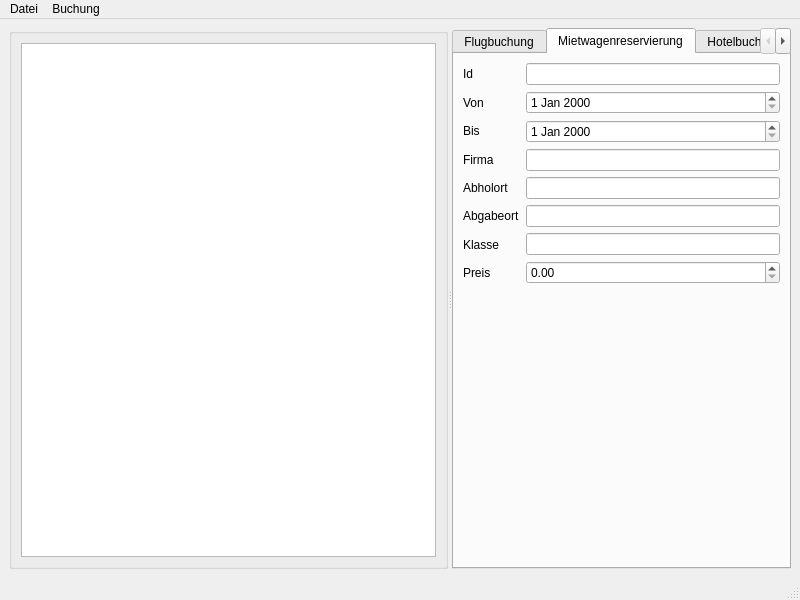
The window that mainwindow.ui (WladlenM/Reisebuero_Projekt) describes before a commit, drawn with Qt 5.
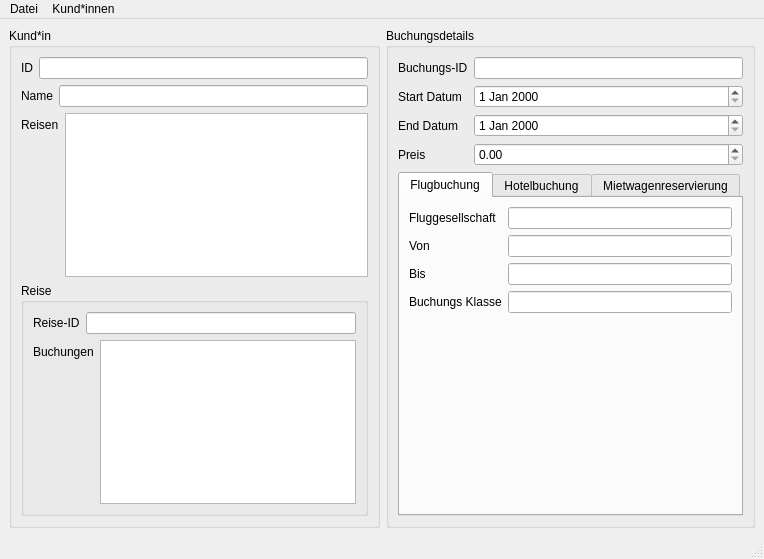
The same window after the commit. The open tabs and pages were chosen to show the change.

```diff
--- a/mainwindow.ui
+++ b/mainwindow.ui
@@ -6,239 +6,253 @@
    <rect>
     <x>0</x>
     <y>0</y>
-    <width>800</width>
-    <height>600</height>
+    <width>764</width>
+    <height>559</height>
    </rect>
   </property>
   <property name="windowTitle">
    <string>MainWindow</string>
   </property>
   <widget class="QWidget" name="centralwidget">
-   <layout class="QVBoxLayout" name="verticalLayout_8">
+   <layout class="QHBoxLayout" name="horizontalLayout_5">
     <item>
-     <widget class="QSplitter" name="splitter">
-      <property name="orientation">
-       <enum>Qt::Horizontal</enum>
-      </property>
-      <widget class="QGroupBox" name="groupBoxBuchungen">
+     <layout class="QHBoxLayout" name="horizontalLayout_4">
+      <item>
+       <widget class="QGroupBox" name="groupBoxKunde">
+        <property name="enabled">
+         <bool>true</bool>
+        </property>
        <property name="title">
-        <string/>
-       </property>
+         <string>Kund*in</string>
+        </property>
+        <layout class="QVBoxLayout" name="verticalLayout_7">
+         <item>
+          <layout class="QVBoxLayout" name="verticalLayout">
+           <item>
        <layout class="QHBoxLayout" name="horizontalLayout">
         <item>
-         <widget class="QListWidget" name="listWidget"/>
-        </item>
-       </layout>
-      </widget>
-      <widget class="QTabWidget" name="tabWidget">
-       <property name="currentIndex">
-        <number>0</number>
-       </property>
-       <widget class="QWidget" name="tabFlugbuchung">
-        <attribute name="title">
-         <string>Flugbuchung</string>
-        </attribute>
-        <layout class="QFormLayout" name="formLayout">
-         <item row="0" column="0" colspan="2">
-          <layout class="QHBoxLayout" name="horizontalLayout_2">
-           <item>
-            <layout class="QVBoxLayout" name="verticalLayout_4">
-             <item>
               <widget class="QLabel" name="label">
                <property name="text">
-                <string>Id</string>
+                <string>ID</string>
                </property>
               </widget>
              </item>
+             <item>
+              <widget class="QLineEdit" name="lineEditId">
+               <property name="readOnly">
+                <bool>true</bool>
+               </property>
+              </widget>
+             </item>
+            </layout>
+           </item>
+           <item>
+            <layout class="QHBoxLayout" name="horizontalLayout_2">
              <item>
               <widget class="QLabel" name="label_2">
                <property name="text">
-                <string>Abflugdatum</string>
+                <string>Name</string>
                </property>
               </widget>
              </item>
              <item>
+              <widget class="QLineEdit" name="lineEditName">
+               <property name="readOnly">
+                <bool>true</bool>
+               </property>
+              </widget>
+             </item>
+            </layout>
+           </item>
+           <item>
+            <layout class="QFormLayout" name="formLayout">
+             <item row="0" column="0">
               <widget class="QLabel" name="label_3">
                <property name="text">
-                <string>Ankuftsdatum</string>
+                <string>Reisen</string>
                </property>
               </widget>
              </item>
-             <item>
-              <widget class="QLabel" name="label_8">
-               <property name="text">
-                <string>Fluglinie</string>
+             <item row="0" column="1">
+              <widget class="QTableWidget" name="tableWidgetReisen">
+               <property name="sizePolicy">
+                <sizepolicy hsizetype="Expanding" vsizetype="Expanding">
+                 <horstretch>0</horstretch>
+                 <verstretch>0</verstretch>
+                </sizepolicy>
                </property>
+               <property name="frameShape">
+                <enum>QFrame::StyledPanel</enum>
+               </property>
+               <property name="frameShadow">
+                <enum>QFrame::Sunken</enum>
+               </property>
+               <property name="horizontalScrollMode">
+                <enum>QAbstractItemView::ScrollPerItem</enum>
+               </property>
+               <property name="gridStyle">
+                <enum>Qt::SolidLine</enum>
+               </property>
+               <attribute name="horizontalHeaderCascadingSectionResizes">
+                <bool>false</bool>
+               </attribute>
               </widget>
              </item>
+            </layout>
+           </item>
+          </layout>
+         </item>
              <item>
-              <widget class="QLabel" name="label_7">
-               <property name="text">
-                <string>Klasse</string>
-               </property>
-              </widget>
-             </item>
+          <widget class="QGroupBox" name="groupBoxReise">
+           <property name="title">
+            <string>Reise</string>
+           </property>
+           <layout class="QVBoxLayout" name="verticalLayout_6">
+            <item>
+             <layout class="QVBoxLayout" name="verticalLayout_2">
+              <item>
+               <layout class="QHBoxLayout" name="horizontalLayout_3">
              <item>
               <widget class="QLabel" name="label_4">
                <property name="text">
-                <string>Von</string>
+                   <string>Reise-ID</string>
                </property>
               </widget>
              </item>
              <item>
+                 <widget class="QLineEdit" name="lineEditReiseID">
+                  <property name="readOnly">
+                   <bool>true</bool>
+                  </property>
+                 </widget>
+                </item>
+               </layout>
+              </item>
+              <item>
+               <layout class="QFormLayout" name="formLayout_2">
+                <item row="0" column="0">
               <widget class="QLabel" name="label_5">
                <property name="text">
-                <string>Nach</string>
+                   <string>Buchungen</string>
                </property>
               </widget>
              </item>
-             <item>
-              <widget class="QLabel" name="label_6">
-               <property name="text">
-                <string>Preis</string>
-               </property>
-              </widget>
+                <item row="0" column="1">
+                 <widget class="QTableWidget" name="tableWidgetBuchungen"/>
              </item>
             </layout>
            </item>
-           <item>
-            <layout class="QVBoxLayout" name="verticalLayout">
-             <item>
-              <widget class="QLineEdit" name="lineEditIdFlug"/>
-             </item>
-             <item>
-              <widget class="QDateEdit" name="dateEditAbflugFlug">
-               <property name="calendarPopup">
-                <bool>true</bool>
-               </property>
-              </widget>
-             </item>
-             <item>
-              <widget class="QDateEdit" name="dateEditAnkuftFlug"/>
-             </item>
-             <item>
-              <widget class="QLineEdit" name="lineEditFluglinieFlug"/>
-             </item>
-             <item>
-              <widget class="QLineEdit" name="lineEditKlasseFlug"/>
-             </item>
-             <item>
-              <widget class="QLineEdit" name="lineEditVonFlug"/>
-             </item>
-             <item>
-              <widget class="QLineEdit" name="lineEditNachFlug"/>
-             </item>
-             <item>
-              <widget class="QDoubleSpinBox" name="doubleSpinBoxPreisFlug">
-               <property name="maximum">
-                <double>9999.989999999999782</double>
-               </property>
-              </widget>
-             </item>
             </layout>
            </item>
           </layout>
+          </widget>
          </item>
         </layout>
        </widget>
-       <widget class="QWidget" name="tabMietwagenreservierung">
-        <attribute name="title">
-         <string>Mietwagenreservierung</string>
-        </attribute>
-        <layout class="QFormLayout" name="formLayout_3">
-         <item row="0" column="0" colspan="2">
-          <layout class="QHBoxLayout" name="horizontalLayout_4">
+      </item>
            <item>
-            <layout class="QVBoxLayout" name="verticalLayout_6">
-             <item>
-              <widget class="QLabel" name="label_16">
-               <property name="text">
-                <string>Id</string>
-               </property>
-              </widget>
-             </item>
+       <widget class="QGroupBox" name="groupBoxBuchungdetails">
+        <property name="title">
+         <string>Buchungsdetails</string>
+        </property>
+        <layout class="QVBoxLayout" name="verticalLayout_5">
              <item>
+          <layout class="QVBoxLayout" name="verticalLayout_3">
+           <item>
+            <layout class="QFormLayout" name="formLayout_6">
+             <item row="0" column="0">
               <widget class="QLabel" name="label_17">
                <property name="text">
-                <string>Von</string>
+                <string>Buchungs-ID</string>
                </property>
               </widget>
              </item>
-             <item>
+             <item row="0" column="1">
+              <widget class="QLineEdit" name="lineEditBuchungId"/>
+             </item>
+             <item row="1" column="0">
               <widget class="QLabel" name="label_18">
                <property name="text">
-                <string>Bis</string>
+                <string>Start Datum</string>
                </property>
               </widget>
              </item>
-             <item>
-              <widget class="QLabel" name="label_22">
-               <property name="text">
-                <string>Firma</string>
-               </property>
-              </widget>
+             <item row="1" column="1">
+              <widget class="QDateEdit" name="dateEditStartDatum"/>
              </item>
-             <item>
+             <item row="2" column="0">
               <widget class="QLabel" name="label_19">
                <property name="text">
-                <string>Abholort</string>
+                <string>End Datum</string>
                </property>
               </widget>
              </item>
-             <item>
+             <item row="2" column="1">
+              <widget class="QDateEdit" name="dateEditEndDatum"/>
+             </item>
+             <item row="3" column="0">
               <widget class="QLabel" name="label_20">
                <property name="text">
-                <string>Abgabeort</string>
-               </property>
-              </widget>
-             </item>
-             <item>
-              <widget class="QLabel" name="label_23">
-               <property name="text">
-                <string>Klasse</string>
-               </property>
-              </widget>
-             </item>
-             <item>
-              <widget class="QLabel" name="label_21">
-               <property name="text">
                 <string>Preis</string>
                </property>
               </widget>
              </item>
+             <item row="3" column="1">
+              <widget class="QDoubleSpinBox" name="doubleSpinBoxPreis"/>
+             </item>
             </layout>
            </item>
            <item>
-            <layout class="QVBoxLayout" name="verticalLayout_3">
+            <widget class="QTabWidget" name="tabWidgetBuchungTyp">
+             <property name="currentIndex">
+              <number>0</number>
+             </property>
+             <widget class="QWidget" name="tabFlugbuchung">
+              <attribute name="title">
+               <string>Flugbuchung</string>
+              </attribute>
+              <layout class="QVBoxLayout" name="verticalLayout_4">
              <item>
-              <widget class="QLineEdit" name="lineEditIdMietwagen"/>
-             </item>
-             <item>
-              <widget class="QDateEdit" name="dateEditVonMietwagen"/>
-             </item>
-             <item>
-              <widget class="QDateEdit" name="dateEditBisMietwagen"/>
-             </item>
-             <item>
-              <widget class="QLineEdit" name="lineEditFirmaMietwageb"/>
-             </item>
-             <item>
-              <widget class="QLineEdit" name="lineEditAbholortMietwagen"/>
-             </item>
-             <item>
-              <widget class="QLineEdit" name="lineEditAbgabeortMietwagen"/>
-             </item>
-             <item>
-              <widget class="QLineEdit" name="lineEditKlasseMietwagen"/>
-             </item>
-             <item>
-              <widget class="QDoubleSpinBox" name="doubleSpinBoxPreisMietwagen">
-               <property name="maximum">
-                <double>9999.989999999999782</double>
+                <layout class="QFormLayout" name="formLayout_3">
+                 <item row="0" column="0">
+                  <widget class="QLabel" name="label_6">
+                   <property name="text">
+                    <string>Fluggesellschaft</string>
+                   </property>
+                  </widget>
+                 </item>
+                 <item row="0" column="1">
+                  <widget class="QLineEdit" name="lineEditFlugzeug"/>
+                 </item>
+                 <item row="1" column="0">
+                  <widget class="QLabel" name="label_7">
+                   <property name="text">
+                    <string>Von</string>
+                   </property>
+                  </widget>
+                 </item>
+                 <item row="1" column="1">
+                  <widget class="QLineEdit" name="lineEditvonFlug"/>
+                 </item>
+                 <item row="2" column="0">
+                  <widget class="QLabel" name="label_8">
+                   <property name="text">
+                    <string>Bis</string>
+                   </property>
+                  </widget>
+                 </item>
+                 <item row="2" column="1">
+                  <widget class="QLineEdit" name="lineEditbisFlug"/>
+                 </item>
+                 <item row="3" column="0">
+                  <widget class="QLabel" name="label_9">
+                   <property name="text">
+                    <string>Buchungs Klasse</string>
                </property>
               </widget>
              </item>
-            </layout>
+                 <item row="3" column="1">
+                  <widget class="QLineEdit" name="lineEditFlugsitz"/>
            </item>
           </layout>
          </item>
@@ -248,97 +262,102 @@
         <attribute name="title">
          <string>Hotelbuchung</string>
         </attribute>
-        <layout class="QFormLayout" name="formLayout_2">
-         <item row="0" column="0" colspan="2">
-          <layout class="QHBoxLayout" name="horizontalLayout_3">
+              <layout class="QHBoxLayout" name="horizontalLayout_6">
            <item>
-            <layout class="QVBoxLayout" name="verticalLayout_5">
-             <item>
-              <widget class="QLabel" name="label_9">
-               <property name="text">
-                <string>Id</string>
-               </property>
-              </widget>
-             </item>
-             <item>
+                <layout class="QFormLayout" name="formLayout_4">
+                 <item row="0" column="0">
               <widget class="QLabel" name="label_10">
                <property name="text">
-                <string>Ankunftsdatum</string>
+                    <string>Hotelname</string>
                </property>
               </widget>
              </item>
-             <item>
+                 <item row="0" column="1">
+                  <widget class="QLineEdit" name="lineEditHotel"/>
+                 </item>
+                 <item row="1" column="0">
               <widget class="QLabel" name="label_11">
                <property name="text">
-                <string>Abreisedatum</string>
+                    <string>Stadt</string>
                </property>
               </widget>
              </item>
-             <item>
+                 <item row="1" column="1">
+                  <widget class="QLineEdit" name="lineEditStadt"/>
+                 </item>
+                 <item row="2" column="0">
               <widget class="QLabel" name="label_12">
                <property name="text">
-                <string>Hotel</string>
+                    <string>Zimmertyp</string>
                </property>
               </widget>
              </item>
+                 <item row="2" column="1">
+                  <widget class="QLineEdit" name="lineEditZimmertyp"/>
+                 </item>
+                </layout>
+               </item>
+              </layout>
+             </widget>
+             <widget class="QWidget" name="tabMietwagenreservierung">
+              <attribute name="title">
+               <string>Mietwagenreservierung</string>
+              </attribute>
+              <layout class="QHBoxLayout" name="horizontalLayout_7">
              <item>
+                <layout class="QFormLayout" name="formLayout_5">
+                 <item row="0" column="0">
               <widget class="QLabel" name="label_13">
                <property name="text">
-                <string>Stadt</string>
+                    <string>Firma</string>
                </property>
               </widget>
              </item>
-             <item>
-              <widget class="QLabel" name="label_15">
-               <property name="text">
-                <string>Zimmer</string>
-               </property>
-              </widget>
-             </item>
-             <item>
+                 <item row="0" column="1">
+                  <widget class="QLineEdit" name="lineEditFirma"/>
+                 </item>
+                 <item row="1" column="0">
               <widget class="QLabel" name="label_14">
                <property name="text">
-                <string>Preis</string>
+                    <string>Abholort</string>
                </property>
               </widget>
              </item>
-            </layout>
-           </item>
-           <item>
-            <layout class="QVBoxLayout" name="verticalLayout_2">
-             <item>
-              <widget class="QLineEdit" name="lineEditIdHotel"/>
-             </item>
-             <item>
-              <widget class="QDateEdit" name="dateAnkunftHotel"/>
-             </item>
-             <item>
-              <widget class="QDateEdit" name="dateEditAbreiseHotel"/>
-             </item>
-             <item>
-              <widget class="QLineEdit" name="lineEditHotelHotel"/>
-             </item>
-             <item>
-              <widget class="QLineEdit" name="lineEditSTadtHotel"/>
-             </item>
-             <item>
-              <widget class="QLineEdit" name="lineEditZimmerHotel"/>
-             </item>
-             <item>
-              <widget class="QDoubleSpinBox" name="doubleSpinBoxPreisHotel">
-               <property name="maximum">
-                <double>9999.989999999999782</double>
+                 <item row="1" column="1">
+                  <widget class="QLineEdit" name="lineEditAbholort"/>
+                 </item>
+                 <item row="2" column="0">
+                  <widget class="QLabel" name="label_15">
+                   <property name="text">
+                    <string>Abgabeort</string>
+                   </property>
+                  </widget>
+                 </item>
+                 <item row="2" column="1">
+                  <widget class="QLineEdit" name="lineEditAbgabeort"/>
+                 </item>
+                 <item row="3" column="0">
+                  <widget class="QLabel" name="label_16">
+                   <property name="text">
+                    <string>Fahrzeug Klasse</string>
                </property>
               </widget>
              </item>
-            </layout>
+                 <item row="3" column="1">
+                  <widget class="QLineEdit" name="lineEditFahrzeugKlasse"/>
            </item>
           </layout>
          </item>
         </layout>
        </widget>
       </widget>
-     </widget>
+           </item>
+          </layout>
+         </item>
+        </layout>
+       </widget>
+      </item>
+     </layout>
     </item>
    </layout>
   </widget>
@@ -348,7 +367,7 @@
     <rect>
      <x>0</x>
      <y>0</y>
-     <width>800</width>
+     <width>764</width>
      <height>17</height>
     </rect>
    </property>
@@ -358,13 +377,14 @@
     </property>
     <addaction name="actionEinlesen_2"/>
    </widget>
-   <widget class="QMenu" name="menuBuchung">
+   <widget class="QMenu" name="menuKunde">
     <property name="title">
-     <string>Buchung</string>
+     <string>Kund*innen</string>
     </property>
+    <addaction name="actionSuchen"/>
    </widget>
    <addaction name="menuDatei"/>
-   <addaction name="menuBuchung"/>
+   <addaction name="menuKunde"/>
   </widget>
   <action name="actionEinlesen">
    <property name="text">
@@ -376,6 +396,11 @@
     <string>Einlesen</string>
    </property>
   </action>
+  <action name="actionSuchen">
+   <property name="text">
+    <string>Suchen</string>
+   </property>
+  </action>
  </widget>
  <resources/>
  <connections/>
```
Lines whose indentation alone changed are shown as unchanged.
